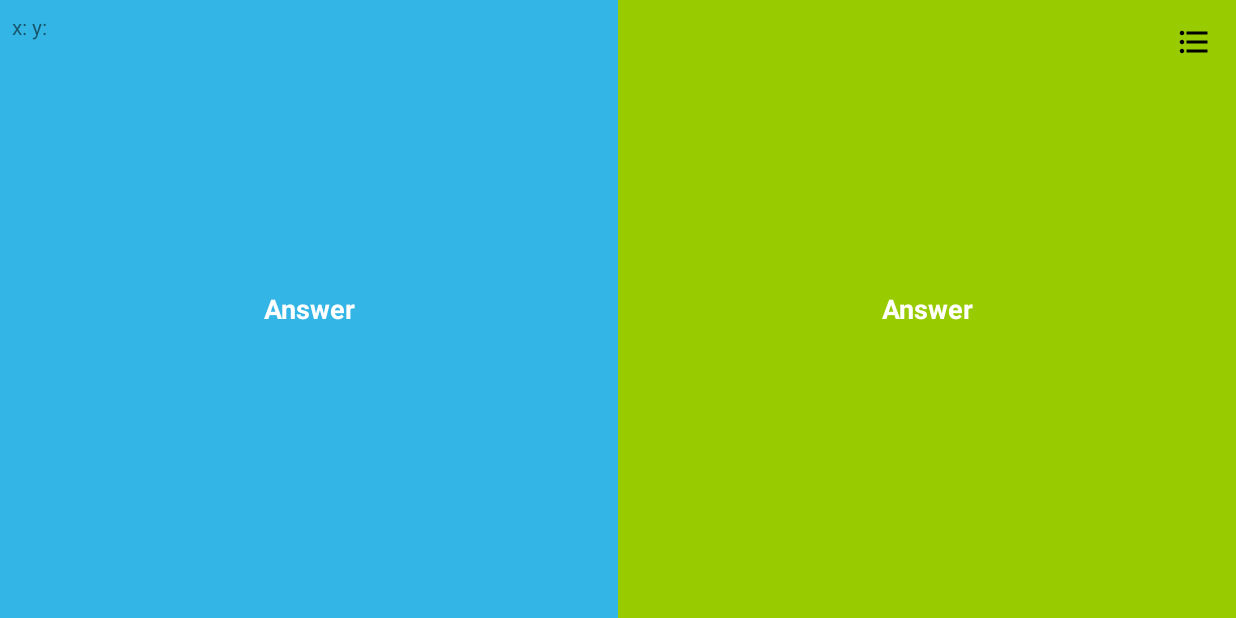
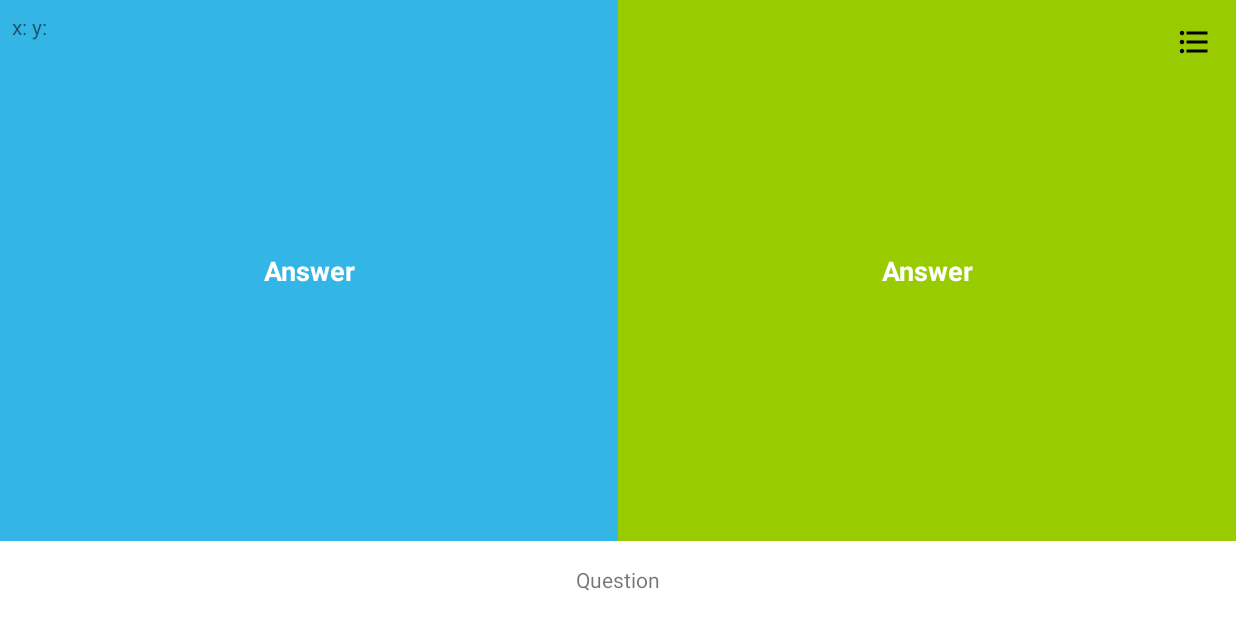
Before and after one commit to ardon-dev/AccelerometerQuizGame, an Android app: the fragment GameFragment placed in its activity, on a phone screen of 824 x 412 dp (held sideways). Run offline under Robolectric (Android 15) with nearby library versions, the phone set to English and light mode, and no system bars; our stand-ins replace Room's generated code.

Commit message:
Sistema de preguntas, a pregunta cambia al girar el dispositivo a un lado

```diff
--- a/app/src/main/java/com/example/vege/quizgame/DataBase/QuestionDao.java
+++ b/app/src/main/java/com/example/vege/quizgame/DataBase/QuestionDao.java
@@ -15,4 +15,13 @@ public interface QuestionDao {
     @Query("SELECT * FROM question")
     List<Question> getAllQuestion();
 
+    @Query("SELECT question_question FROM question WHERE question_id = :id")
+    String getSingleQuestion(int id);
+
+    @Query("SELECT question_answer_1 FROM question WHERE question_id = :id")
+    String getSingleAnswerOne(int id);
+
+    @Query("SELECT question_answer_2 FROM question WHERE question_id = :id")
+    String getSingleAnswerTwo(int id);
+
 }
--- a/app/src/main/java/com/example/vege/quizgame/Fragments/GameFragment.java
+++ b/app/src/main/java/com/example/vege/quizgame/Fragments/GameFragment.java
@@ -13,15 +13,19 @@ import android.view.LayoutInflater;
 import android.view.View;
 import android.view.ViewGroup;
 import android.widget.RelativeLayout;
+import android.widget.TextView;
 import android.widget.Toast;
 
+import com.example.vege.quizgame.MainActivity;
 import com.example.vege.quizgame.R;
 
 public class GameFragment extends Fragment implements SensorEventListener {
 
     private Sensor mAccelerometer;
     private SensorManager mSensorManager;
+    private TextView mQuestion, mAnswer1, mAnswer2;
     private RelativeLayout mBackgroundFull;
+    private static int counter;
 
     @Nullable
     @Override
@@ -31,11 +35,23 @@ public class GameFragment extends Fragment implements SensorEventListener {
     }
 
     @Override
+    public void onViewCreated(@NonNull View view, @Nullable Bundle savedInstanceState) {
+        super.onViewCreated(view, savedInstanceState);
+
+        mQuestion = getActivity().findViewById(R.id.viewQuestion);
+        mAnswer1 = getActivity().findViewById(R.id.buttonAnswer1);
+        mAnswer2 = getActivity().findViewById(R.id.buttonAnswer2);
+
+    }
+
+    @Override
     public void onCreate(@Nullable Bundle savedInstanceState) {
         super.onCreate(savedInstanceState);
 
-        //
+        //sensor setup
         sensorConfig();
+
+        //sensor initialize
         sensorStart();
 
     }
@@ -50,6 +66,16 @@ public class GameFragment extends Fragment implements SensorEventListener {
     public void onResume() {
         super.onResume();
         sensorStart();
+
+        if (counter < MainActivity.db.questionDao().getAllQuestion().size()) {
+            counter++;
+            mQuestion.setText(MainActivity.db.questionDao().getSingleQuestion(counter));
+            mAnswer1.setText(MainActivity.db.questionDao().getSingleAnswerOne(counter));
+            mAnswer2.setText(MainActivity.db.questionDao().getSingleAnswerTwo(counter));
+
+        } else {
+            Toast.makeText(getContext(), "Juego acabado", Toast.LENGTH_SHORT).show();
+        }
     }
 
     @Override
@@ -123,6 +149,10 @@ public class GameFragment extends Fragment implements SensorEventListener {
 
     }
 
+    private void setQuestion() {
+
+    }
+
 
 
 }
--- a/app/src/main/java/com/example/vege/quizgame/MainActivity.java
+++ b/app/src/main/java/com/example/vege/quizgame/MainActivity.java
@@ -41,6 +41,7 @@ public class MainActivity extends AppCompatActivity implements SensorEventListen
         //setting initial screen (home fragment)
         setFragment();
 
+        //ist onclick button
         showQuestions();
 
     }
--- a/app/src/main/res/layout-land/fragment_game.xml
+++ b/app/src/main/res/layout-land/fragment_game.xml
@@ -6,12 +6,15 @@
     android:layout_height="match_parent">
 
     <LinearLayout
+        android:id="@+id/answerContainer"
         android:orientation="horizontal"
         android:layout_width="match_parent"
         android:layout_height="match_parent"
-        android:weightSum="2">
+        android:weightSum="2"
+        android:layout_above="@id/viewQuestion">
 
         <RelativeLayout
+            android:id="@+id/answerBackground1"
             android:layout_width="match_parent"
             android:layout_height="match_parent"
             android:layout_weight="1"
@@ -28,6 +31,7 @@
         </RelativeLayout>
 
         <RelativeLayout
+            android:id="@+id/answerBackground2"
             android:layout_width="match_parent"
             android:layout_height="match_parent"
             android:layout_weight="1"
@@ -45,4 +49,14 @@
 
     </LinearLayout>
 
+    <TextView
+        android:id="@+id/viewQuestion"
+        android:layout_width="match_parent"
+        android:layout_height="wrap_content"
+        android:text="Question"
+        android:background="@android:color/white"
+        android:layout_alignParentBottom="true"
+        android:padding="16dp"
+        android:textAlignment="center"/>
+
 </RelativeLayout>
--- a/app/src/main/res/layout/fragment_game.xml
+++ b/app/src/main/res/layout/fragment_game.xml
@@ -3,4 +3,5 @@
     xmlns:android="http://schemas.android.com/apk/res/android" android:layout_width="match_parent"
     android:layout_height="match_parent">
 
+
 </android.support.constraint.ConstraintLayout>
```
